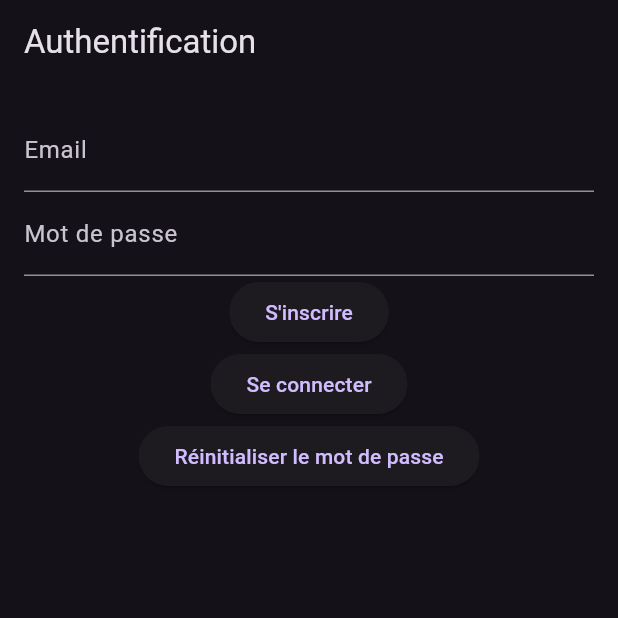
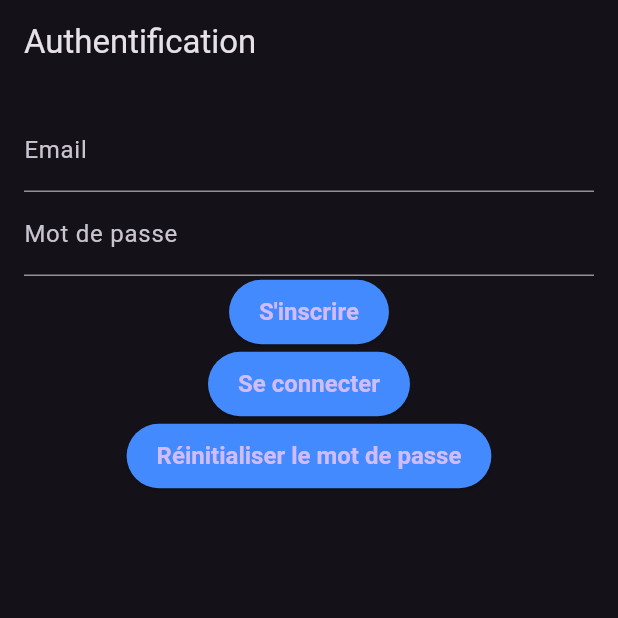
Before and after one commit to SnowBloodBe/FlutterAPP, a Flutter app: the screen it shows after launch, on a phone screen of 412 x 824 dp, the top half of it. Run offline on Flutter 3.47's test engine with Material 3 defaults, Android fonts, the phone set to English and light mode, and no system bars; our stand-ins replace cloud_firestore, firebase_auth, firebase_core; accounts and stored records are empty.

Commit message:
Version Front V1

```diff
--- a/lib/main.dart
+++ b/lib/main.dart
@@ -13,8 +13,6 @@ void main() async {
   runApp(const PenduJeuApp());
 }
 
-
-
 class PenduJeuApp extends StatelessWidget {
   const PenduJeuApp({super.key});
 
@@ -25,12 +23,27 @@ class PenduJeuApp extends StatelessWidget {
       theme: ThemeData(
       brightness: Brightness.dark,
       primarySwatch: Colors.blue,
+      textTheme: const TextTheme(
+    bodyLarge: TextStyle(fontSize: 16, color: Colors.white),
+    bodyMedium: TextStyle(fontSize: 14, color: Colors.white70),
+    headlineLarge: TextStyle(fontSize: 28, fontWeight: FontWeight.bold),
+    headlineMedium: TextStyle(fontSize: 22, fontWeight: FontWeight.bold),
+  ),
+        elevatedButtonTheme: ElevatedButtonThemeData(
+          style: ElevatedButton.styleFrom(
+            backgroundColor: Colors.blueAccent,
+            padding: const EdgeInsets.symmetric(vertical: 12, horizontal: 20),
+            textStyle: const TextStyle(
+              fontWeight: FontWeight.bold,
+              fontSize: 16,
+            ),
+          ),
+        ),
       ),
       routes: {
         '/auth': (context) => const AuthScreen(),
         '/pendu': (context) => const PenduScreen(),
       },
-
       home: const AuthWrapper(),
     );
   }
@@ -42,28 +55,5 @@ class AuthWrapper extends StatelessWidget {
   @override
   Widget build(BuildContext context) {
     return const AuthScreen(); // Force l'écran d'authentification au démarrage
-
-
-   /* return StreamBuilder<User?>(
-      stream: FirebaseAuth.instance.authStateChanges(),
-      builder: (context, snapshot) {*/
-        // Si l'utilisateur est connecté, affiche l'écran du jeu
-       /* if (snapshot.connectionState == ConnectionState.active) {
-          if (snapshot.hasData) {
-            return const PenduScreen();
-          } else {
-            return const AuthScreen();
-          }
-        }*/
-
-
-        // Pendant le chargement
-        /*return const Scaffold(
-          body: Center(
-            child: CircularProgressIndicator(),
-          ),
-        );
-      },
-    );*/
   }
 }
```
Also changed, not shown: pubspec.yaml (+10 -64 lines), lib/assets/fonts/Montserrat-VariableFont_wght.ttf (added), lib/assets/logo-golazo.png (added), pubspec.lock. Lines whose indentation alone changed are shown as unchanged.
